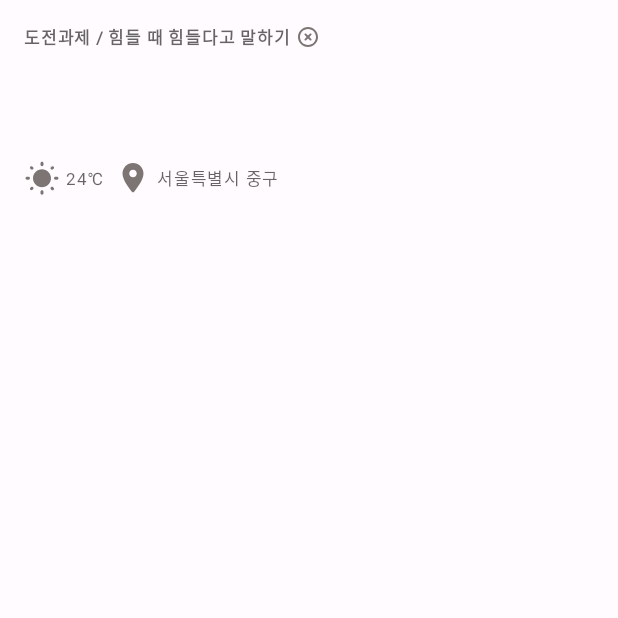
After one commit to RyanChoi919/Sunrise, an Android app: the fragment EntryReadFragment shown on its own in the app's theme, on a phone screen of 412 x 824 dp, the top half of it. The commit adds this screen. Run offline under Robolectric (Android 15) with nearby library versions, the phone set to English and light mode, and no system bars.

Commit message:
add entry read fragment

```diff
--- a/app/src/main/java/com/nodes/sunrise/ui/ViewModelFactory.kt
+++ b/app/src/main/java/com/nodes/sunrise/ui/ViewModelFactory.kt
@@ -4,7 +4,7 @@ import androidx.lifecycle.ViewModel
 import androidx.lifecycle.ViewModelProvider
 import com.nodes.sunrise.db.AppRepository
 import com.nodes.sunrise.ui.challenge.select.ChallengeSelectViewModel
-import com.nodes.sunrise.ui.entry.write.EntryWriteViewModel
+import com.nodes.sunrise.ui.entry.write.EntryReadViewModel
 import com.nodes.sunrise.ui.home.HomeViewModel
 
 class ViewModelFactory(private val repository: AppRepository) : ViewModelProvider.Factory {
@@ -17,8 +17,8 @@ class ViewModelFactory(private val repository: AppRepository) : ViewModelProvide
             modelClass.isAssignableFrom(ChallengeSelectViewModel::class.java) -> {
                 return ChallengeSelectViewModel(repository) as T
             }
-            modelClass.isAssignableFrom(EntryWriteViewModel::class.java) -> {
-                return EntryWriteViewModel(repository) as T
+            modelClass.isAssignableFrom(EntryReadViewModel::class.java) -> {
+                return EntryReadViewModel(repository) as T
             }
         }
         throw IllegalArgumentException("Unknown ViewModel class: ${modelClass.simpleName}")
--- /dev/null
+++ b/app/src/main/java/com/nodes/sunrise/ui/entry/read/EntryReadFragment.kt
@@ -0,0 +1,28 @@
+package com.nodes.sunrise.ui.entry.read
+
+import android.os.Bundle
+import androidx.fragment.app.Fragment
+import android.view.LayoutInflater
+import android.view.View
+import android.view.ViewGroup
+import androidx.fragment.app.viewModels
+import com.nodes.sunrise.BaseApplication
+import com.nodes.sunrise.R
+import com.nodes.sunrise.ui.ViewModelFactory
+import com.nodes.sunrise.ui.entry.write.EntryReadViewModel
+
+class EntryReadFragment : Fragment() {
+
+    private val viewModel: EntryReadViewModel by viewModels {
+        val repository = (requireActivity().application as BaseApplication).repository
+        ViewModelFactory(repository)
+    }
+
+    override fun onCreateView(
+        inflater: LayoutInflater, container: ViewGroup?,
+        savedInstanceState: Bundle?
+    ): View? {
+        return inflater.inflate(R.layout.fragment_entry_read, container, false)
+    }
+
+}
--- /dev/null
+++ b/app/src/main/java/com/nodes/sunrise/ui/entry/read/EntryReadViewModel.kt
@@ -0,0 +1,7 @@
+package com.nodes.sunrise.ui.entry.read
+
+import com.nodes.sunrise.db.AppRepository
+import com.nodes.sunrise.ui.BaseViewModel
+
+class EntryReadViewModel(val repository: AppRepository) : BaseViewModel(repository) {
+}
--- a/app/src/main/java/com/nodes/sunrise/ui/entry/write/EntryWriteViewModel.kt
+++ b/app/src/main/java/com/nodes/sunrise/ui/entry/write/EntryReadViewModel.kt
@@ -3,6 +3,6 @@ package com.nodes.sunrise.ui.entry.write
 import com.nodes.sunrise.db.AppRepository
 import com.nodes.sunrise.ui.BaseViewModel
 
-class EntryWriteViewModel(val repository: AppRepository) : BaseViewModel(repository) {
+class EntryReadViewModel(val repository: AppRepository) : BaseViewModel(repository) {
 
 }
--- a/app/src/main/java/com/nodes/sunrise/ui/entry/write/EntryWriteFragment.kt
+++ b/app/src/main/java/com/nodes/sunrise/ui/entry/write/EntryWriteFragment.kt
@@ -6,19 +6,16 @@ import android.view.View
 import android.view.ViewGroup
 import androidx.fragment.app.Fragment
 import androidx.fragment.app.viewModels
-import androidx.navigation.fragment.findNavController
 import com.nodes.sunrise.BaseApplication
-import com.nodes.sunrise.R
 import com.nodes.sunrise.databinding.FragmentEntryWriteBinding
 import com.nodes.sunrise.ui.ViewModelFactory
-import com.nodes.sunrise.ui.challenge.select.ChallengeSelectViewModel
 
 class EntryWriteFragment : Fragment() {
 
     private var _binding: FragmentEntryWriteBinding? = null
     private val binding get() = _binding!!
 
-    private val viewModel: EntryWriteViewModel by viewModels {
+    private val viewModel: EntryReadViewModel by viewModels {
         val repository = (requireActivity().application as BaseApplication).repository
         ViewModelFactory(repository)
     }
--- /dev/null
+++ b/app/src/main/res/drawable/ic_round_wb_sunny_24.xml
@@ -0,0 +1,5 @@
+<vector android:height="24dp" android:tint="#000000"
+    android:viewportHeight="24" android:viewportWidth="24"
+    android:width="24dp" xmlns:android="http://schemas.android.com/apk/res/android">
+    <path android:fillColor="@android:color/white" android:pathData="M6.05,4.14l-0.39,-0.39c-0.39,-0.39 -1.02,-0.38 -1.4,0l-0.01,0.01c-0.39,0.39 -0.39,1.02 0,1.4l0.39,0.39c0.39,0.39 1.01,0.39 1.4,0l0.01,-0.01c0.39,-0.38 0.39,-1.02 0,-1.4zM3.01,10.5L1.99,10.5c-0.55,0 -0.99,0.44 -0.99,0.99v0.01c0,0.55 0.44,0.99 0.99,0.99L3,12.49c0.56,0.01 1,-0.43 1,-0.98v-0.01c0,-0.56 -0.44,-1 -0.99,-1zM12.01,0.55L12,0.55c-0.56,0 -1,0.44 -1,0.99v0.96c0,0.55 0.44,0.99 0.99,0.99L12,3.49c0.56,0.01 1,-0.43 1,-0.98v-0.97c0,-0.55 -0.44,-0.99 -0.99,-0.99zM19.75,3.76c-0.39,-0.39 -1.02,-0.39 -1.41,-0.01l-0.39,0.39c-0.39,0.39 -0.39,1.02 0,1.4l0.01,0.01c0.39,0.39 1.02,0.39 1.4,0l0.39,-0.39c0.39,-0.39 0.39,-1.01 0,-1.4zM17.94,18.86l0.39,0.39c0.39,0.39 1.02,0.39 1.41,0 0.39,-0.39 0.39,-1.02 0,-1.41l-0.39,-0.39c-0.39,-0.39 -1.02,-0.38 -1.4,0 -0.4,0.4 -0.4,1.02 -0.01,1.41zM20,11.49v0.01c0,0.55 0.44,0.99 0.99,0.99L22,12.49c0.55,0 0.99,-0.44 0.99,-0.99v-0.01c0,-0.55 -0.44,-0.99 -0.99,-0.99h-1.01c-0.55,0 -0.99,0.44 -0.99,0.99zM12,5.5c-3.31,0 -6,2.69 -6,6s2.69,6 6,6 6,-2.69 6,-6 -2.69,-6 -6,-6zM11.99,22.45L12,22.45c0.55,0 0.99,-0.44 0.99,-0.99v-0.96c0,-0.55 -0.44,-0.99 -0.99,-0.99h-0.01c-0.55,0 -0.99,0.44 -0.99,0.99v0.96c0,0.55 0.44,0.99 0.99,0.99zM4.25,19.24c0.39,0.39 1.02,0.39 1.41,0l0.39,-0.39c0.39,-0.39 0.38,-1.02 0,-1.4l-0.01,-0.01c-0.39,-0.39 -1.02,-0.39 -1.41,0l-0.39,0.39c-0.38,0.4 -0.38,1.02 0.01,1.41z"/>
+</vector>
--- /dev/null
+++ b/app/src/main/res/layout/fragment_entry_read.xml
@@ -0,0 +1,77 @@
+<?xml version="1.0" encoding="utf-8"?>
+
+<ScrollView xmlns:android="http://schemas.android.com/apk/res/android"
+    xmlns:app="http://schemas.android.com/apk/res-auto"
+    xmlns:tools="http://schemas.android.com/tools"
+    android:layout_width="match_parent"
+    android:layout_height="match_parent"
+    android:orientation="vertical"
+    tools:context=".ui.entry.read.EntryReadFragment">
+
+    <LinearLayout
+        android:layout_width="match_parent"
+        android:layout_height="wrap_content"
+        android:orientation="vertical">
+
+        <TextView
+            style="@style/TextAppearance.Sunrise.LabelSmall"
+            android:layout_width="wrap_content"
+            android:layout_height="wrap_content"
+            android:layout_marginHorizontal="@dimen/screen_horizontal_margin"
+            android:layout_marginTop="16dp"
+            android:drawablePadding="4dp"
+            android:gravity="center_vertical"
+            android:text="@string/sample_entry_write_challenge_name_with_title"
+            android:textStyle="bold"
+            app:drawableEndCompat="@drawable/ic_round_highlight_off_16" />
+
+        <TextView
+            android:id="@+id/frag_entry_read_TV_title"
+            style="@style/TextAppearance.Sunrise.TitleMedium"
+            android:layout_width="match_parent"
+            android:layout_height="wrap_content"
+            android:layout_marginHorizontal="@dimen/screen_horizontal_margin"
+            android:layout_marginTop="8dp"
+            tools:text="@string/sample_title" />
+
+        <TextView
+            style="@style/TextAppearance.Sunrise.BodyMedium"
+            android:layout_width="match_parent"
+            android:layout_height="wrap_content"
+            android:layout_marginHorizontal="@dimen/screen_horizontal_margin"
+            android:layout_marginTop="8dp"
+            tools:text="@string/sample_content" />
+
+        <LinearLayout
+            android:layout_width="match_parent"
+            android:layout_height="wrap_content"
+            android:layout_marginHorizontal="@dimen/screen_horizontal_margin"
+            android:layout_marginTop="16dp"
+            android:orientation="horizontal">
+
+            <TextView
+                style="@style/TextAppearance.Sunrise.LabelSmall"
+                android:layout_width="wrap_content"
+                android:layout_height="wrap_content"
+                android:drawablePadding="4dp"
+                android:gravity="center_vertical"
+                android:text="@string/sample_temp"
+                app:drawableStartCompat="@drawable/ic_round_wb_sunny_24"
+                app:drawableTint="?attr/colorOutline" />
+
+            <TextView
+                style="@style/TextAppearance.Sunrise.LabelSmall"
+                android:layout_width="wrap_content"
+                android:layout_height="wrap_content"
+                android:layout_marginStart="8dp"
+                android:drawablePadding="4dp"
+                android:gravity="center_vertical"
+                android:text="@string/sample_location"
+                app:drawableStartCompat="@drawable/ic_round_location_on_24"
+                app:drawableTint="?attr/colorOutline" />
+
+        </LinearLayout>
+
+    </LinearLayout>
+
+</ScrollView>
--- a/app/src/main/res/values/strings.xml
+++ b/app/src/main/res/values/strings.xml
@@ -39,4 +39,6 @@
     <string name="sample_entry_write_challenge_name_with_title">도전과제 / 힘들 때 힘들다고 말하기</string>
     <string name="frag_entry_write_content_hint">도전과제와 함께 한 하루, 어땠나요?</string>
     <string name="frag_entry_write_title_hint">제목</string>
+    <string name="sample_temp">24℃</string>
+    <string name="sample_location">서울특별시 중구</string>
 </resources>
```
